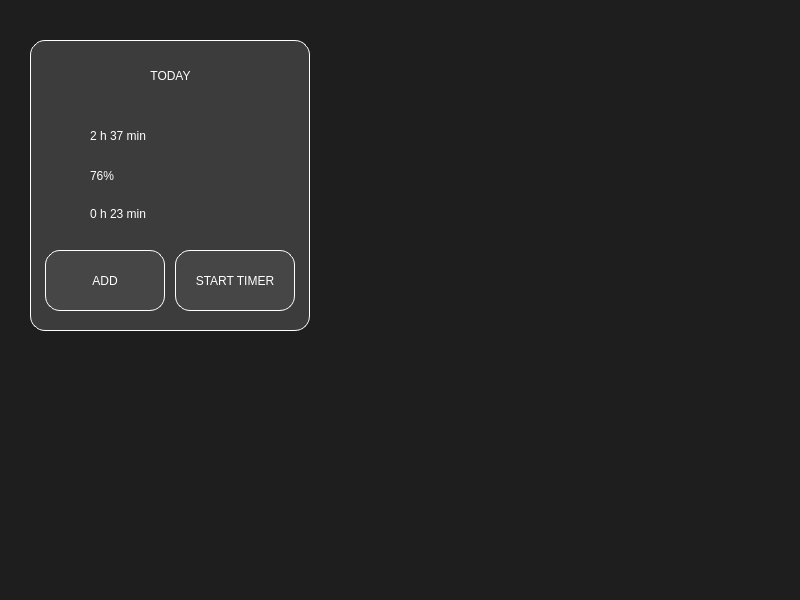
Before: the Qt Designer form desk/small.ui in al1vel/reload, drawn with Qt 5.
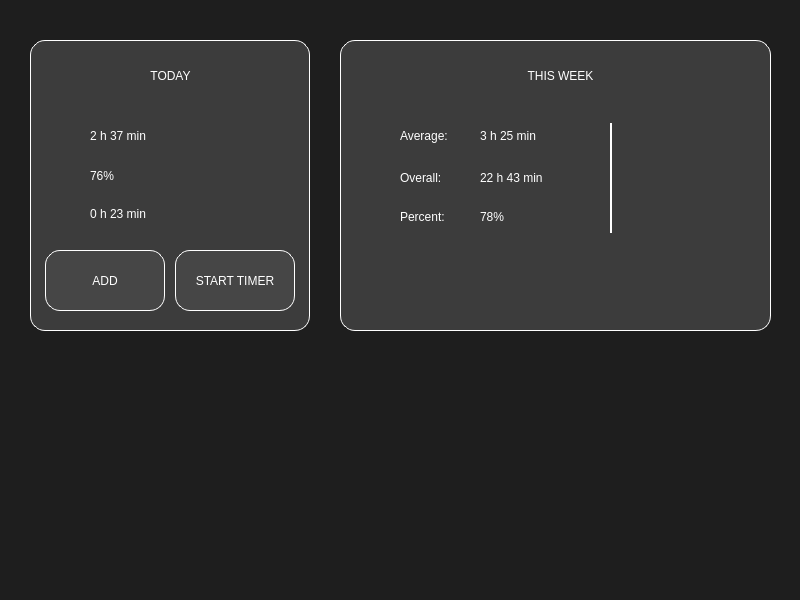
After: the same form once the commit is applied. Icons and pictures are not drawn.

The edit to the form file:
```diff
--- a/desk/small.ui
+++ b/desk/small.ui
@@ -252,6 +252,398 @@
      </property>
      <property name="text">
       <string>START TIMER</string>
+     </property>
+    </widget>
+    <widget class="QPushButton" name="pushButton">
+     <property name="geometry">
+      <rect>
+       <x>195</x>
+       <y>20</y>
+       <width>31</width>
+       <height>31</height>
+      </rect>
+     </property>
+     <property name="styleSheet">
+      <string notr="true">QPushButton {
+border: none;
+}
+
+QPushButton:hover {
+border: 1px solid rgb(255, 255, 255);
+background-color: rgb(70, 70, 70);
+border-radius: 9px;
+}
+
+QPushButton:pressed {
+border: 2px solid rgb(255, 255, 255);
+background-color: rgb(70, 70, 70);
+border-radius: 9px;
+}</string>
+     </property>
+     <property name="text">
+      <string/>
+     </property>
+     <property name="icon">
+      <iconset resource="../res/123.qrc">
+       <normaloff>:/icons/arrow_right.png</normaloff>:/icons/arrow_right.png</iconset>
+     </property>
+     <property name="iconSize">
+      <size>
+       <width>50</width>
+       <height>50</height>
+      </size>
+     </property>
+    </widget>
+    <widget class="QPushButton" name="pushButton_2">
+     <property name="geometry">
+      <rect>
+       <x>52</x>
+       <y>20</y>
+       <width>31</width>
+       <height>31</height>
+      </rect>
+     </property>
+     <property name="styleSheet">
+      <string notr="true">QPushButton {
+border: none;
+}
+
+QPushButton:hover {
+border: 1px solid rgb(255, 255, 255);
+background-color: rgb(70, 70, 70);
+border-radius: 9px;
+}
+
+QPushButton:pressed {
+border: 2px solid rgb(255, 255, 255);
+background-color: rgb(70, 70, 70);
+border-radius: 9px;
+}</string>
+     </property>
+     <property name="text">
+      <string/>
+     </property>
+     <property name="icon">
+      <iconset resource="../res/123.qrc">
+       <normaloff>:/icons/arrow_left.png</normaloff>:/icons/arrow_left.png</iconset>
+     </property>
+     <property name="iconSize">
+      <size>
+       <width>50</width>
+       <height>50</height>
+      </size>
+     </property>
+    </widget>
+   </widget>
+   <widget class="QFrame" name="frameToday_2">
+    <property name="geometry">
+     <rect>
+      <x>340</x>
+      <y>40</y>
+      <width>431</width>
+      <height>291</height>
+     </rect>
+    </property>
+    <property name="styleSheet">
+     <string notr="true">background-color: rgb(60, 60, 60);
+border-radius: 15px;
+border: 1px solid rgb(255, 255, 255);</string>
+    </property>
+    <property name="frameShape">
+     <enum>QFrame::StyledPanel</enum>
+    </property>
+    <property name="frameShadow">
+     <enum>QFrame::Raised</enum>
+    </property>
+    <widget class="QLabel" name="labelToday_2">
+     <property name="geometry">
+      <rect>
+       <x>75</x>
+       <y>10</y>
+       <width>291</width>
+       <height>51</height>
+      </rect>
+     </property>
+     <property name="styleSheet">
+      <string notr="true">border: none;
+color: white;
+font: 57 25pt &quot;Futura PT Demi&quot;;</string>
+     </property>
+     <property name="text">
+      <string>THIS WEEK</string>
+     </property>
+     <property name="alignment">
+      <set>Qt::AlignCenter</set>
+     </property>
+    </widget>
+    <widget class="QLabel" name="clockIcon_2">
+     <property name="geometry">
+      <rect>
+       <x>20</x>
+       <y>80</y>
+       <width>31</width>
+       <height>31</height>
+      </rect>
+     </property>
+     <property name="styleSheet">
+      <string notr="true">border: none;</string>
+     </property>
+     <property name="text">
+      <string/>
+     </property>
+     <property name="pixmap">
+      <pixmap resource="../res/123.qrc">:/icons/avg30.png</pixmap>
+     </property>
+     <property name="alignment">
+      <set>Qt::AlignCenter</set>
+     </property>
+    </widget>
+    <widget class="QLabel" name="todayWorkTime_2">
+     <property name="geometry">
+      <rect>
+       <x>60</x>
+       <y>80</y>
+       <width>71</width>
+       <height>31</height>
+      </rect>
+     </property>
+     <property name="styleSheet">
+      <string notr="true">border: none;
+color: white;
+font: 25 16pt &quot;Futura PT Light&quot;;</string>
+     </property>
+     <property name="text">
+      <string>Average:</string>
+     </property>
+    </widget>
+    <widget class="QLabel" name="progressIcon_2">
+     <property name="geometry">
+      <rect>
+       <x>20</x>
+       <y>120</y>
+       <width>31</width>
+       <height>31</height>
+      </rect>
+     </property>
+     <property name="styleSheet">
+      <string notr="true">border: none;</string>
+     </property>
+     <property name="text">
+      <string/>
+     </property>
+     <property name="pixmap">
+      <pixmap resource="../res/123.qrc">:/icons/clock30.png</pixmap>
+     </property>
+     <property name="alignment">
+      <set>Qt::AlignCenter</set>
+     </property>
+    </widget>
+    <widget class="QLabel" name="todayProgress_2">
+     <property name="geometry">
+      <rect>
+       <x>60</x>
+       <y>122</y>
+       <width>61</width>
+       <height>31</height>
+      </rect>
+     </property>
+     <property name="styleSheet">
+      <string notr="true">border: none;
+color: white;
+font: 25 16pt &quot;Futura PT Light&quot;;</string>
+     </property>
+     <property name="text">
+      <string>Overall:</string>
+     </property>
+    </widget>
+    <widget class="QLabel" name="finishIcon_2">
+     <property name="geometry">
+      <rect>
+       <x>20</x>
+       <y>160</y>
+       <width>31</width>
+       <height>31</height>
+      </rect>
+     </property>
+     <property name="styleSheet">
+      <string notr="true">border: none;</string>
+     </property>
+     <property name="text">
+      <string/>
+     </property>
+     <property name="pixmap">
+      <pixmap resource="../res/123.qrc">:/icons/percent30.png</pixmap>
+     </property>
+     <property name="alignment">
+      <set>Qt::AlignCenter</set>
+     </property>
+    </widget>
+    <widget class="QLabel" name="todayFinishTime_2">
+     <property name="geometry">
+      <rect>
+       <x>60</x>
+       <y>161</y>
+       <width>61</width>
+       <height>31</height>
+      </rect>
+     </property>
+     <property name="styleSheet">
+      <string notr="true">border: none;
+color: white;
+font: 25 16pt &quot;Futura PT Light&quot;;</string>
+     </property>
+     <property name="text">
+      <string>Percent:</string>
+     </property>
+    </widget>
+    <widget class="QPushButton" name="pushButton_3">
+     <property name="geometry">
+      <rect>
+       <x>303</x>
+       <y>20</y>
+       <width>31</width>
+       <height>31</height>
+      </rect>
+     </property>
+     <property name="styleSheet">
+      <string notr="true">QPushButton {
+border: none;
+}
+
+QPushButton:hover {
+border: 1px solid rgb(255, 255, 255);
+background-color: rgb(70, 70, 70);
+border-radius: 9px;
+}
+
+QPushButton:pressed {
+border: 2px solid rgb(255, 255, 255);
+background-color: rgb(70, 70, 70);
+border-radius: 9px;
+}</string>
+     </property>
+     <property name="text">
+      <string/>
+     </property>
+     <property name="icon">
+      <iconset resource="../res/123.qrc">
+       <normaloff>:/icons/arrow_right.png</normaloff>:/icons/arrow_right.png</iconset>
+     </property>
+     <property name="iconSize">
+      <size>
+       <width>50</width>
+       <height>50</height>
+      </size>
+     </property>
+    </widget>
+    <widget class="QPushButton" name="pushButton_4">
+     <property name="geometry">
+      <rect>
+       <x>103</x>
+       <y>20</y>
+       <width>31</width>
+       <height>31</height>
+      </rect>
+     </property>
+     <property name="styleSheet">
+      <string notr="true">QPushButton {
+border: none;
+}
+
+QPushButton:hover {
+border: 1px solid rgb(255, 255, 255);
+background-color: rgb(70, 70, 70);
+border-radius: 9px;
+}
+
+QPushButton:pressed {
+border: 2px solid rgb(255, 255, 255);
+background-color: rgb(70, 70, 70);
+border-radius: 9px;
+}</string>
+     </property>
+     <property name="text">
+      <string/>
+     </property>
+     <property name="icon">
+      <iconset resource="../res/123.qrc">
+       <normaloff>:/icons/arrow_left.png</normaloff>:/icons/arrow_left.png</iconset>
+     </property>
+     <property name="iconSize">
+      <size>
+       <width>50</width>
+       <height>50</height>
+      </size>
+     </property>
+    </widget>
+    <widget class="QLabel" name="todayWorkTime_3">
+     <property name="geometry">
+      <rect>
+       <x>140</x>
+       <y>80</y>
+       <width>111</width>
+       <height>31</height>
+      </rect>
+     </property>
+     <property name="styleSheet">
+      <string notr="true">border: none;
+color: white;
+font: 25 16pt &quot;Futura PT Light&quot;;</string>
+     </property>
+     <property name="text">
+      <string>3 h 25 min</string>
+     </property>
+    </widget>
+    <widget class="QLabel" name="todayProgress_3">
+     <property name="geometry">
+      <rect>
+       <x>140</x>
+       <y>122</y>
+       <width>111</width>
+       <height>31</height>
+      </rect>
+     </property>
+     <property name="styleSheet">
+      <string notr="true">border: none;
+color: white;
+font: 25 16pt &quot;Futura PT Light&quot;;</string>
+     </property>
+     <property name="text">
+      <string>22 h 43 min</string>
+     </property>
+    </widget>
+    <widget class="QLabel" name="todayFinishTime_3">
+     <property name="geometry">
+      <rect>
+       <x>140</x>
+       <y>161</y>
+       <width>61</width>
+       <height>31</height>
+      </rect>
+     </property>
+     <property name="styleSheet">
+      <string notr="true">border: none;
+color: white;
+font: 25 16pt &quot;Futura PT Light&quot;;</string>
+     </property>
+     <property name="text">
+      <string>78%</string>
+     </property>
+    </widget>
+    <widget class="Line" name="line">
+     <property name="geometry">
+      <rect>
+       <x>270</x>
+       <y>83</y>
+       <width>2</width>
+       <height>110</height>
+      </rect>
+     </property>
+     <property name="styleSheet">
+      <string notr="true">background-color: rgb(255, 255, 255);</string>
+     </property>
+     <property name="orientation">
+      <enum>Qt::Vertical</enum>
      </property>
     </widget>
    </widget>
```
Left out of the diff: 6 changed lines with no effect on the pictures.
